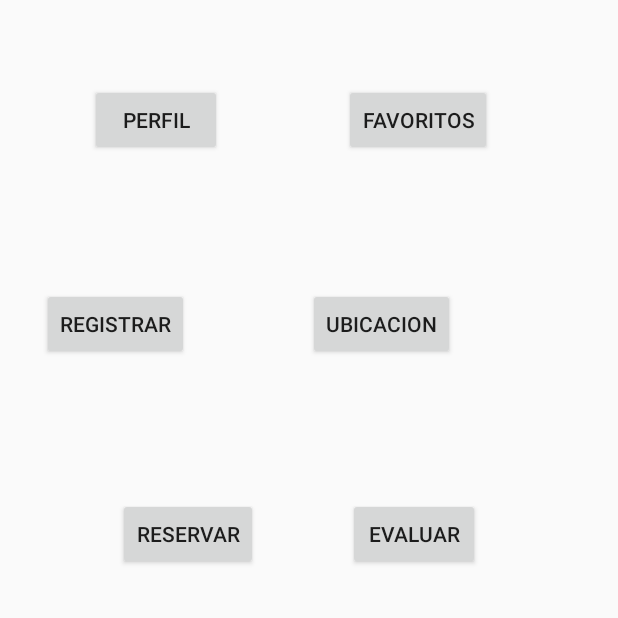
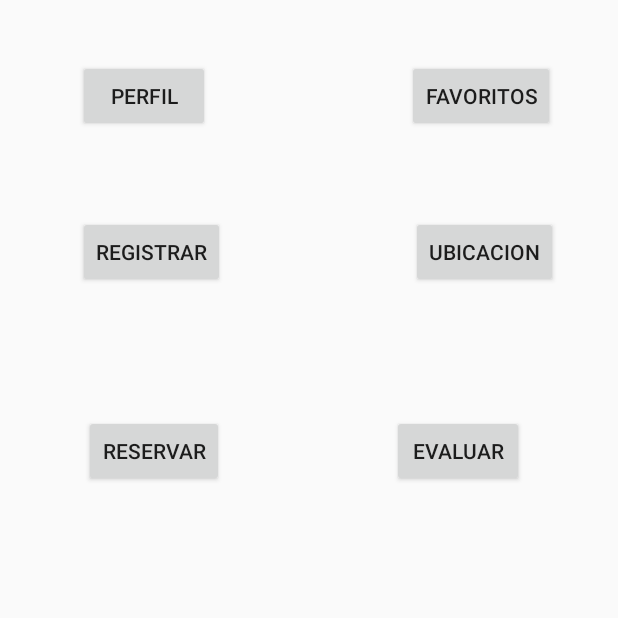
Before and after one commit to Rgameroco/CArWash, an Android app: the Opciones screen opened directly, with no data from a screen before it, on a phone screen of 412 x 824 dp, the top half of it. Run offline under Robolectric (Android 15) with nearby library versions, the phone set to English and light mode, and no system bars.

Commit message:
opciones

```diff
--- a/app/src/main/res/layout/activity_opciones.xml
+++ b/app/src/main/res/layout/activity_opciones.xml
@@ -10,14 +10,10 @@
         android:id="@+id/btn_Perfil"
         android:layout_width="wrap_content"
         android:layout_height="wrap_content"
-        android:layout_marginEnd="60dp"
-        android:layout_marginLeft="8dp"
-        android:layout_marginRight="60dp"
-        android:layout_marginStart="8dp"
-        android:layout_marginTop="56dp"
+        android:layout_marginLeft="52dp"
+        android:layout_marginStart="52dp"
+        android:layout_marginTop="40dp"
         android:text="Perfil"
-        app:layout_constraintEnd_toStartOf="@+id/btn_Favoritos"
-        app:layout_constraintHorizontal_bias="0.711"
         app:layout_constraintStart_toStartOf="parent"
         app:layout_constraintTop_toTopOf="parent" />
 
@@ -25,20 +21,24 @@
         android:id="@+id/btn_Favoritos"
         android:layout_width="wrap_content"
         android:layout_height="wrap_content"
-        android:layout_marginEnd="84dp"
-        android:layout_marginRight="84dp"
-        android:layout_marginTop="56dp"
+        android:layout_marginEnd="28dp"
+        android:layout_marginLeft="8dp"
+        android:layout_marginRight="28dp"
+        android:layout_marginStart="8dp"
+        android:layout_marginTop="40dp"
         android:text="Favoritos"
         app:layout_constraintEnd_toEndOf="parent"
+        app:layout_constraintHorizontal_bias="0.899"
+        app:layout_constraintStart_toEndOf="@+id/btn_Perfil"
         app:layout_constraintTop_toTopOf="parent" />
 
     <Button
         android:id="@+id/btn_Registrar"
         android:layout_width="wrap_content"
         android:layout_height="wrap_content"
-        android:layout_marginLeft="28dp"
-        android:layout_marginStart="28dp"
-        android:layout_marginTop="88dp"
+        android:layout_marginLeft="52dp"
+        android:layout_marginStart="52dp"
+        android:layout_marginTop="56dp"
         android:text="Registrar"
         app:layout_constraintStart_toStartOf="parent"
         app:layout_constraintTop_toBottomOf="@+id/btn_Perfil" />
@@ -47,14 +47,14 @@
         android:id="@+id/btn_Ubicacion"
         android:layout_width="wrap_content"
         android:layout_height="wrap_content"
-        android:layout_marginEnd="8dp"
+        android:layout_marginEnd="40dp"
         android:layout_marginLeft="8dp"
-        android:layout_marginRight="8dp"
+        android:layout_marginRight="40dp"
         android:layout_marginStart="8dp"
-        android:layout_marginTop="88dp"
+        android:layout_marginTop="56dp"
         android:text="Ubicacion"
         app:layout_constraintEnd_toEndOf="parent"
-        app:layout_constraintHorizontal_bias="0.413"
+        app:layout_constraintHorizontal_bias="1.0"
         app:layout_constraintStart_toEndOf="@+id/btn_Registrar"
         app:layout_constraintTop_toBottomOf="@+id/btn_Favoritos" />
 
@@ -63,31 +63,27 @@
         android:layout_width="wrap_content"
         android:layout_height="wrap_content"
         android:layout_marginBottom="8dp"
-        android:layout_marginEnd="60dp"
-        android:layout_marginLeft="8dp"
-        android:layout_marginRight="60dp"
-        android:layout_marginStart="8dp"
-        android:layout_marginTop="92dp"
+        android:layout_marginLeft="56dp"
+        android:layout_marginStart="56dp"
+        android:layout_marginTop="48dp"
         android:text="Reservar"
         app:layout_constraintBottom_toBottomOf="parent"
-        app:layout_constraintEnd_toStartOf="@+id/btn_Evaluar"
-        app:layout_constraintHorizontal_bias="1.0"
         app:layout_constraintStart_toStartOf="parent"
         app:layout_constraintTop_toBottomOf="@+id/btn_Registrar"
-        app:layout_constraintVertical_bias="0.0" />
+        app:layout_constraintVertical_bias="0.07" />
 
     <Button
         android:id="@+id/btn_Evaluar"
         android:layout_width="wrap_content"
         android:layout_height="wrap_content"
         android:layout_marginBottom="8dp"
-        android:layout_marginEnd="92dp"
-        android:layout_marginRight="92dp"
-        android:layout_marginTop="92dp"
+        android:layout_marginLeft="112dp"
+        android:layout_marginStart="112dp"
+        android:layout_marginTop="48dp"
         android:text="Evaluar"
         app:layout_constraintBottom_toBottomOf="parent"
-        app:layout_constraintEnd_toEndOf="parent"
+        app:layout_constraintStart_toEndOf="@+id/btn_Reservar"
         app:layout_constraintTop_toBottomOf="@+id/btn_Ubicacion"
-        app:layout_constraintVertical_bias="0.0" />
+        app:layout_constraintVertical_bias="0.07" />
 
 </android.support.constraint.ConstraintLayout>
```
